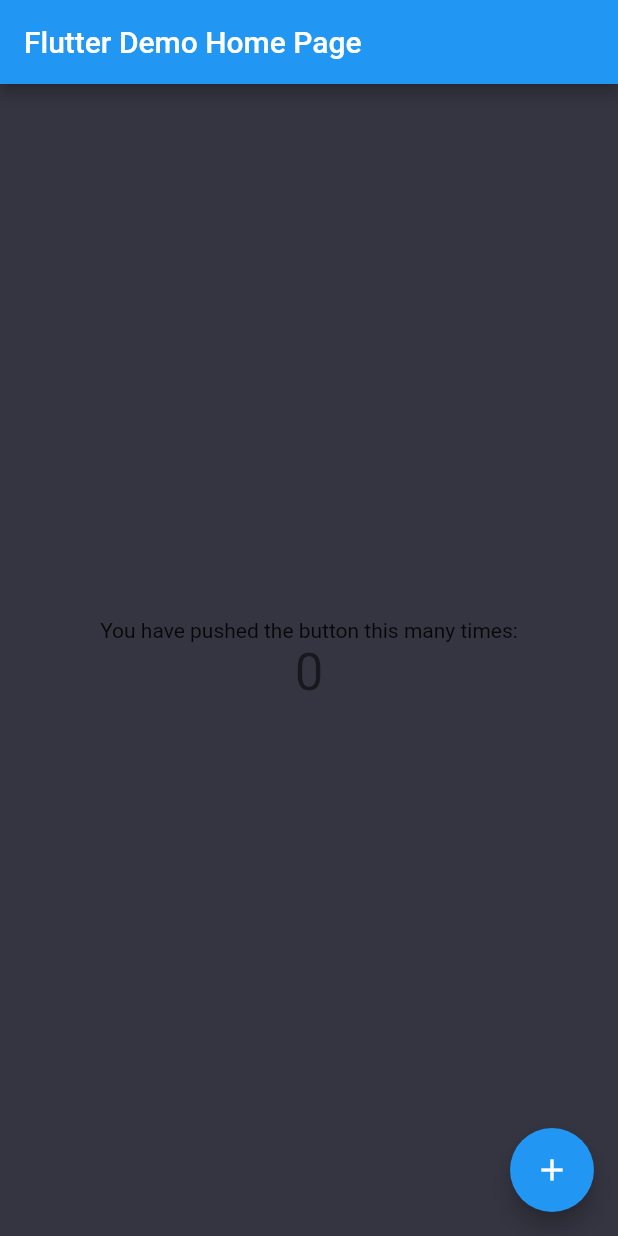
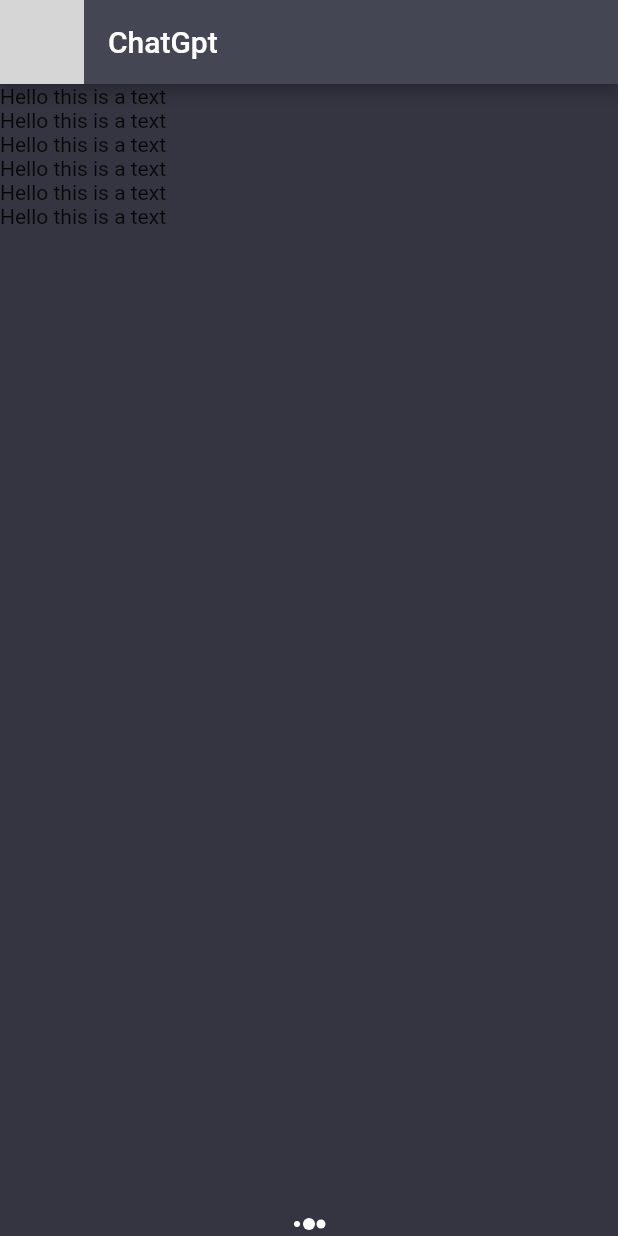
Before and after one commit to j-grace1/chatgptapp, a Flutter app: the screen it shows after launch, on a phone screen of 412 x 824 dp. Run offline on Flutter 3.47's test engine with Material 2 defaults, Android fonts, the phone set to English and light mode, and no system bars; our stand-ins replace flutter_spinkit; grey boxes are pictures that could not be loaded.

Commit message:
A flutter chat app using Chatgpt

```diff
--- /dev/null
+++ b/lib/asset_manager.dart
@@ -0,0 +1,7 @@
+class AssetsManager{
+  static String imagePath = 'assets/images';
+  static String userImage = '$imagePath/person.png';
+  static String botImage = '$imagePath/chat_logo.png';
+  static String openailogo = '$imagePath/openai_logo.jpg';
+
+}
--- /dev/null
+++ b/lib/chat_screen.dart
@@ -0,0 +1,48 @@
+import 'package:flutter/material.dart';
+import 'asset_manager.dart';
+import 'package:chatgpt_course/constants/constants.dart';
+import 'package:flutter/material.dart';
+import 'package:flutter_spinkit/flutter_spinkit.dart';
+import 'package:provider/provider.dart';
+
+
+class ChatScreen extends StatefulWidget {
+  const ChatScreen({Key? key}) : super(key: key);
+
+  @override
+  State<ChatScreen> createState() => _ChatScreenState();
+}
+
+class _ChatScreenState extends State<ChatScreen> {
+  final bool _isTyping = true;
+  @override
+  Widget build(BuildContext context) {
+    return Scaffold(
+      appBar: AppBar(leading: Padding(
+        padding: const EdgeInsets.all(0.0),
+        child: Image.asset(AssetsManager.botImage),
+
+      ),
+      title: Text('ChatGpt'),
+      ),
+      body: SafeArea(
+        child: Column(children: [
+
+          Flexible(
+            child: ListView.builder(
+                itemCount: 6,
+                itemBuilder: (context, index){
+              return Text('Hello this is a text');
+            }),
+          ),
+          if(_isTyping)...[
+            const SpinKitThreeBounce(
+              color: Colors.white,
+              size: 16,
+            )
+          ]
+        ],),
+      ),
+    );
+  }
+}
--- a/lib/main.dart
+++ b/lib/main.dart
@@ -1,5 +1,6 @@
 import 'package:flutter/material.dart';
-import 'constants.dart';
+import 'constants/constants.dart';
+import 'chat_screen.dart';
 
 void main() {
   runApp(const MyApp());
@@ -12,107 +13,18 @@ class MyApp extends StatelessWidget {
   @override
   Widget build(BuildContext context) {
     return MaterialApp(
+      debugShowCheckedModeBanner: false,
       title: 'Flutter Demo',
       theme: ThemeData(
-        // This is the theme of your application.
-        //
-        // Try running your application with "flutter run". You'll see the
-        // application has a blue toolbar. Then, without quitting the app, try
-        // changing the primarySwatch below to Colors.green and then invoke
-        // "hot reload" (press "r" in the console where you ran "flutter run",
-        // or simply save your changes to "hot reload" in a Flutter IDE).
-        // Notice that the counter didn't reset back to zero; the application
-        // is not restarted.
-        primarySwatch: Colors.blue,
-        scaffoldBackgroundColor: scaffoldBackgroundColor
+
+         primarySwatch: Colors.blue,
+        scaffoldBackgroundColor: scaffoldBackgroundColor,
+          appBarTheme: AppBarTheme(
+          color: cardColor
+      )
 
       ),
-      home: const MyHomePage(title: 'Flutter Demo Home Page'),
+      home: const ChatScreen(),
     );
   }
 }
-
-class MyHomePage extends StatefulWidget {
-  const MyHomePage({super.key, required this.title});
-
-  // This widget is the home page of your application. It is stateful, meaning
-  // that it has a State object (defined below) that contains fields that affect
-  // how it looks.
-
-  // This class is the configuration for the state. It holds the values (in this
-  // case the title) provided by the parent (in this case the App widget) and
-  // used by the build method of the State. Fields in a Widget subclass are
-  // always marked "final".
-
-  final String title;
-
-  @override
-  State<MyHomePage> createState() => _MyHomePageState();
-}
-
-class _MyHomePageState extends State<MyHomePage> {
-  int _counter = 0;
-
-  void _incrementCounter() {
-    setState(() {
-      // This call to setState tells the Flutter framework that something has
-      // changed in this State, which causes it to rerun the build method below
-      // so that the display can reflect the updated values. If we changed
-      // _counter without calling setState(), then the build method would not be
-      // called again, and so nothing would appear to happen.
-      _counter++;
-    });
-  }
-
-  @override
-  Widget build(BuildContext context) {
-    // This method is rerun every time setState is called, for instance as done
-    // by the _incrementCounter method above.
-    //
-    // The Flutter framework has been optimized to make rerunning build methods
-    // fast, so that you can just rebuild anything that needs updating rather
-    // than having to individually change instances of widgets.
-    return Scaffold(
-      appBar: AppBar(
-        // Here we take the value from the MyHomePage object that was created by
-        // the App.build method, and use it to set our appbar title.
-        title: Text(widget.title),
-      ),
-      body: Center(
-        // Center is a layout widget. It takes a single child and positions it
-        // in the middle of the parent.
-        child: Column(
-          // Column is also a layout widget. It takes a list of children and
-          // arranges them vertically. By default, it sizes itself to fit its
-          // children horizontally, and tries to be as tall as its parent.
-          //
-          // Invoke "debug painting" (press "p" in the console, choose the
-          // "Toggle Debug Paint" action from the Flutter Inspector in Android
-          // Studio, or the "Toggle Debug Paint" command in Visual Studio Code)
-          // to see the wireframe for each widget.
-          //
-          // Column has various properties to control how it sizes itself and
-          // how it positions its children. Here we use mainAxisAlignment to
-          // center the children vertically; the main axis here is the vertical
-          // axis because Columns are vertical (the cross axis would be
-          // horizontal).
-          mainAxisAlignment: MainAxisAlignment.center,
-          children: <Widget>[
-            const Text(
-              'You have pushed the button this many times:',
-            ),
-            Text(
-              '$_counter',
-              style: Theme.of(context).textTheme.headlineMedium,
-            ),
-          ],
-        ),
-      ),
-      floatingActionButton: FloatingActionButton(
-        onPressed: _incrementCounter,
-        tooltip: 'Increment',
-        child: const Icon(Icons.add),
-      ), // This trailing comma makes auto-formatting nicer for build methods.
-    );
-  }
-}
```
Also changed, not shown: lib/constants/constants.dart (renamed from lib/constants.dart).
